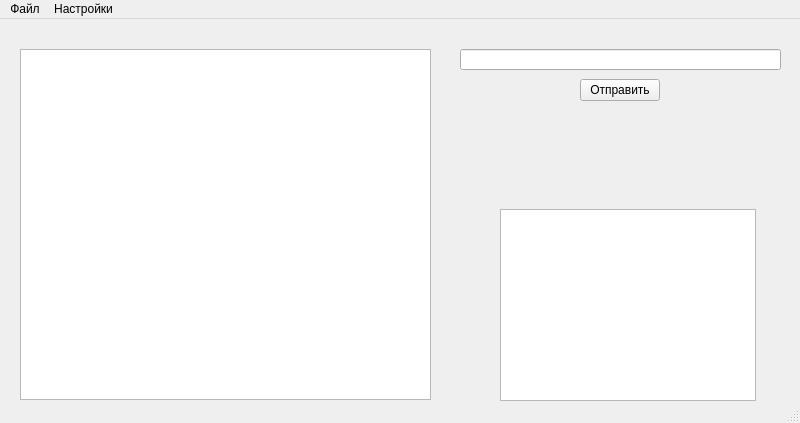
DIME-TILL-DEATH/PPM, file mainwindow.ui: the form before one commit.
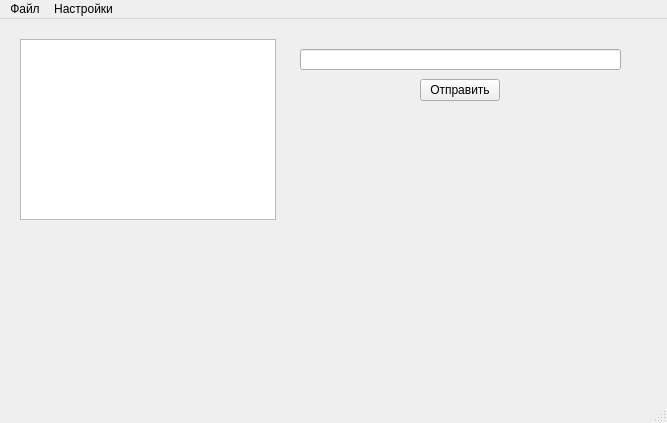
The form after the commit.

The edit to the form file:
```diff
--- a/mainwindow.ui
+++ b/mainwindow.ui
@@ -6,7 +6,7 @@
    <rect>
     <x>0</x>
     <y>0</y>
-    <width>800</width>
+    <width>667</width>
     <height>423</height>
    </rect>
   </property>
@@ -14,20 +14,10 @@
    <string>MainWindow</string>
   </property>
   <widget class="QWidget" name="centralwidget">
-   <widget class="QTextBrowser" name="textBrowser">
-    <property name="geometry">
-     <rect>
-      <x>20</x>
-      <y>30</y>
-      <width>411</width>
-      <height>351</height>
-     </rect>
-    </property>
-   </widget>
    <widget class="QLineEdit" name="lineEdit">
     <property name="geometry">
      <rect>
-      <x>460</x>
+      <x>300</x>
       <y>30</y>
       <width>321</width>
       <height>21</height>
@@ -37,7 +27,7 @@
    <widget class="QPushButton" name="pushButton">
     <property name="geometry">
      <rect>
-      <x>580</x>
+      <x>420</x>
       <y>60</y>
       <width>80</width>
       <height>22</height>
@@ -50,10 +40,10 @@
    <widget class="QListWidget" name="listWidget">
     <property name="geometry">
      <rect>
-      <x>500</x>
-      <y>190</y>
+      <x>20</x>
+      <y>20</y>
       <width>256</width>
-      <height>192</height>
+      <height>181</height>
      </rect>
     </property>
    </widget>
@@ -63,7 +53,7 @@
     <rect>
      <x>0</x>
      <y>0</y>
-     <width>800</width>
+     <width>667</width>
      <height>21</height>
     </rect>
    </property>
```
